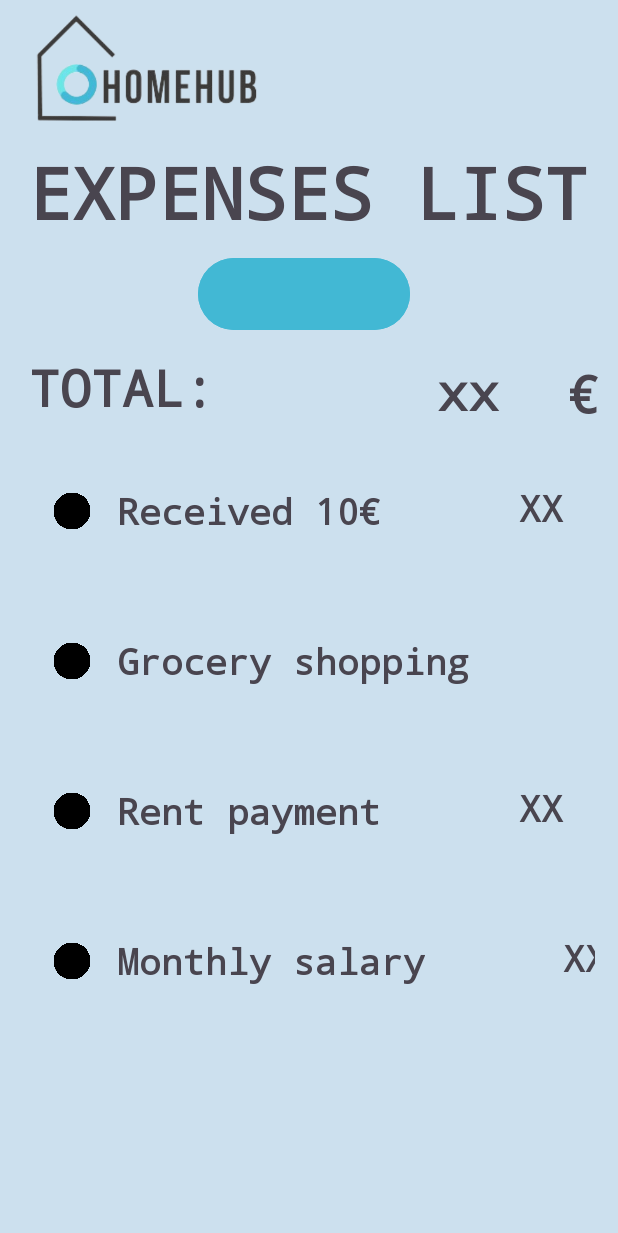
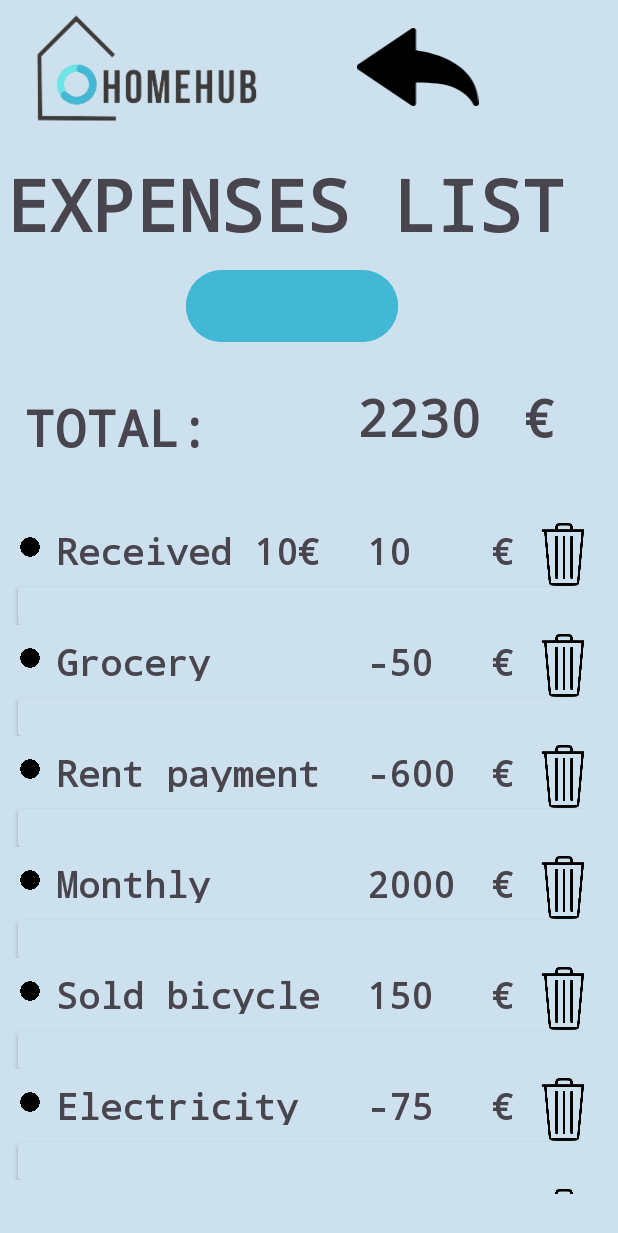
Before and after one commit to SokuSan/HomeHub, an Android app: the ExpensesListActivity screen opened directly, with no data from a screen before it, on a phone screen of 412 x 824 dp. Shown: the top 1233 px of the screen. Run offline under Robolectric (Android 15) with nearby library versions, the light colour scheme and no system bars.

Commit message:
Casi terminada la parte de expenses, falta la papelera

```diff
--- a/app/src/main/java/com/example/homehub/AddExpensesActivity.java
+++ b/app/src/main/java/com/example/homehub/AddExpensesActivity.java
@@ -14,6 +14,7 @@ import androidx.annotation.NonNull;
 import androidx.annotation.Nullable;
 import androidx.annotation.RequiresApi;
 import androidx.appcompat.app.AppCompatDialogFragment;
+import androidx.fragment.app.FragmentManager;
 
 import java.io.Serializable;
 
@@ -42,15 +43,17 @@ public class AddExpensesActivity extends AppCompatDialogFragment implements Seri
 
                     Expenses expenses = new Expenses(name, quantity);
                     util = new Util();
-                    expensesList = util.initializeExpenses();
-                    expensesList.addExpenses(expenses);
+                    expensesList = util.initializeExpenses(getContext());
+                    expensesList.addExpenses(expenses, getContext());
 
                     addExpensesDialogInterface.AddExpensesActivity(expenses);
                 })
                 .setNegativeButton("Cancel", (dialogInterface, i) -> {
+                    dismiss();
                 });
         return builder.create();
     }
+
 
     @Override
     public void onAttach(@NonNull Context context) {
--- a/app/src/main/java/com/example/homehub/ExpensesList.java
+++ b/app/src/main/java/com/example/homehub/ExpensesList.java
@@ -1,27 +1,22 @@
 package com.example.homehub;
 
-import android.os.Build;
+import android.content.Context;
 
-import androidx.annotation.RequiresApi;
-
-import java.io.FileInputStream;
-import java.io.FileNotFoundException;
+import java.io.BufferedReader;
+import java.io.BufferedWriter;
 import java.io.FileOutputStream;
 import java.io.IOException;
-import java.io.ObjectInputStream;
-import java.io.ObjectOutputStream;
-import java.io.Serializable;
+import java.io.InputStreamReader;
+import java.io.OutputStreamWriter;
 import java.util.ArrayList;
 import java.util.List;
 
-public class ExpensesList implements Serializable {
+    public class ExpensesList {
         private List<Expenses> expensesList = new ArrayList<>();
-    private final String filePath = "path/to/your/file/dishes.dat"; // Reemplaza con la ruta real del archivo
+        private final String filename = "expenses.txt";
 
-    public ExpensesList() {
-        if (Build.VERSION.SDK_INT >= Build.VERSION_CODES.O) {
-            loadFromFile();
-        }
+        public ExpensesList(Context context) {
+            loadFromFile(context);
         }
 
         public List<Expenses> getExpensesList() {
@@ -32,67 +27,80 @@ public class ExpensesList implements Serializable {
             this.expensesList = expensesList;
         }
 
-    public void addExpenses(Expenses expenses) {
+        public void addExpenses(Expenses expenses, Context context) {
             expensesList.add(expenses);
+            saveToFile(context); // Guardar en archivo cada vez que se agrega un gasto
         }
 
-    @RequiresApi(api = Build.VERSION_CODES.O)
-    private void loadFromFile() {
-        try (ObjectInputStream ois = new ObjectInputStream(new FileInputStream(filePath))) {
-            expensesList = (List<Expenses>) ois.readObject();
-        } catch (FileNotFoundException e) {
-            generateDefaultList();
-            saveToFile();
-        } catch (IOException | ClassNotFoundException e) {
+        private void loadFromFile(Context context) {
+            try {
+                BufferedReader bufferedReader = new BufferedReader(new InputStreamReader(context.openFileInput(filename)));
+                String line;
+                while ((line = bufferedReader.readLine()) != null) {
+                    // Parsear cada línea como un gasto y agregarlo a la lista
+                    String[] parts = line.split(",");
+                    if (parts.length == 2) {
+                        String name = parts[0];
+                        int quantity = Integer.parseInt(parts[1]);
+                        expensesList.add(new Expenses(name, quantity));
+                    }
+                }
+                bufferedReader.close();
+            } catch (IOException e) {
                 e.printStackTrace();
-            generateDefaultList();
+            }
+
+            // Si la lista está vacía después de cargar desde el archivo, generar una nueva lista
+            if (expensesList.isEmpty()) {
+                generateList(context);
             }
         }
 
-    @RequiresApi(api = Build.VERSION_CODES.O)
-    private void generateDefaultList() {
-        expensesList.add(new Expenses("Received 10€", 10));
-        expensesList.add(new Expenses("Grocery shopping", -50));
-        expensesList.add(new Expenses("Rent payment", -600));
-        expensesList.add(new Expenses("Monthly salary", 2000));
-        expensesList.add(new Expenses("Sold bicycle", 150));
-        expensesList.add(new Expenses("Electricity bill", -75));
-        expensesList.add(new Expenses("Birthday gift", 50));
-        expensesList.add(new Expenses("Dinner at restaurant", -30));
-        expensesList.add(new Expenses("Tax refund", 300));
-        expensesList.add(new Expenses("Clothing purchase", -100));
-        expensesList.add(new Expenses("Bank interest", 15));
-        expensesList.add(new Expenses("Movie tickets", -20));
-        expensesList.add(new Expenses("Sold used books", 25));
-        expensesList.add(new Expenses("Water bill", -40));
-        expensesList.add(new Expenses("Product return", 60));
-        expensesList.add(new Expenses("School supplies", -25));
-        expensesList.add(new Expenses("Property rental income", 500));
-        expensesList.add(new Expenses("Medicine purchase", -15));
-        expensesList.add(new Expenses("Anniversary gift", 100));
-        expensesList.add(new Expenses("Gym membership", -45));
-        expensesList.add(new Expenses("Performance bonus", 200));
-        expensesList.add(new Expenses("Gasoline purchase", -60));
-        expensesList.add(new Expenses("Car insurance payment", -200));
-        expensesList.add(new Expenses("Sold old furniture", 80));
-        expensesList.add(new Expenses("Electronics purchase", -150));
+        private void saveToFile(Context context) {
+            try {
+                FileOutputStream fos = context.openFileOutput(filename, Context.MODE_PRIVATE);
+                BufferedWriter bufferedWriter = new BufferedWriter(new OutputStreamWriter(fos));
+                for (Expenses expenses : expensesList) {
+                    bufferedWriter.write(expenses.getName() + "," + expenses.getQuantity() + "\n");
                 }
-
-
-    @RequiresApi(api = Build.VERSION_CODES.O)
-    public void saveToFile() {
-        try (ObjectOutputStream oos = new ObjectOutputStream(new FileOutputStream(filePath))) {
-            oos.writeObject(expensesList);
+                bufferedWriter.close();
             } catch (IOException e) {
                 e.printStackTrace();
             }
         }
-    public int calculateTotalQuantity() {
+
+        private void generateList(Context context) {
+            addExpenses(new Expenses("Received 10€", 10), context);
+            addExpenses(new Expenses("Grocery shopping", -50), context);
+            addExpenses(new Expenses("Rent payment", -600), context);
+            addExpenses(new Expenses("Monthly salary", 2000), context);
+            addExpenses(new Expenses("Sold bicycle", 150), context);
+            addExpenses(new Expenses("Electricity bill", -75), context);
+            addExpenses(new Expenses("Birthday gift", 50), context);
+            addExpenses(new Expenses("Dinner at restaurant", -30), context);
+            addExpenses(new Expenses("Tax refund", 300), context);
+            addExpenses(new Expenses("Clothing purchase", -100), context);
+            addExpenses(new Expenses("Bank interest", 15), context);
+            addExpenses(new Expenses("Movie tickets", -20), context);
+            addExpenses(new Expenses("Sold used books", 25), context);
+            addExpenses(new Expenses("Water bill", -40), context);
+            addExpenses(new Expenses("Product return", 60), context);
+            addExpenses(new Expenses("School supplies", -25), context);
+            addExpenses(new Expenses("Property rental income", 500), context);
+            addExpenses(new Expenses("Medicine purchase", -15), context);
+            addExpenses(new Expenses("Anniversary gift", 100), context);
+            addExpenses(new Expenses("Gym membership", -45), context);
+            addExpenses(new Expenses("Performance bonus", 200), context);
+            addExpenses(new Expenses("Gasoline purchase", -60), context);
+            addExpenses(new Expenses("Car insurance payment", -200), context);
+            addExpenses(new Expenses("Sold old furniture", 80), context);
+        }
+
+        public String calculateTotalQuantity() {
             int total = 0;
             for (Expenses expenses : expensesList) {
                 total += expenses.getQuantity();
             }
-        return total;
+            return String.valueOf(total);
         }
-
     }
--- a/app/src/main/java/com/example/homehub/ExpensesListActivity.java
+++ b/app/src/main/java/com/example/homehub/ExpensesListActivity.java
@@ -5,6 +5,7 @@ import android.os.Build;
 import android.os.Bundle;
 import android.view.View;
 import android.widget.Button;
+import android.widget.ImageView;
 import android.widget.TextView;
 
 import androidx.annotation.RequiresApi;
@@ -14,8 +15,9 @@ import androidx.recyclerview.widget.RecyclerView;
 
 import com.google.android.material.floatingactionbutton.FloatingActionButton;
 
-public class ExpensesListActivity extends AppCompatActivity {
+public class ExpensesListActivity extends AppCompatActivity implements AddExpensesDialogInterface{
     private Button add;
+    private ImageView back;
     private Util util;
     private TextView total;
     private ExpensesList expensesList;
@@ -28,9 +30,10 @@ public class ExpensesListActivity extends AppCompatActivity {
 
         Intent intent = getIntent();
         util = new Util();
+        back = findViewById(R.id.expensesBackbtn);
         add = findViewById(R.id.expensesButtonAdd);
         total = findViewById(R.id.expensesTvQuantity);
-        expensesList = util.initializeExpenses();
+        expensesList = util.initializeExpenses(getApplicationContext());
 
         assignment();
         total.setText(expensesList.calculateTotalQuantity());
@@ -38,6 +41,12 @@ public class ExpensesListActivity extends AppCompatActivity {
             public void onClick(View v) {
                 AddExpensesActivity addExpensesActivity = new AddExpensesActivity();
                 addExpensesActivity.show(getSupportFragmentManager(), "");
+            }
+        });
+        back.setOnClickListener(new View.OnClickListener() {
+            public void onClick(View v) {
+               Intent intentBack = new Intent(ExpensesListActivity.this, StartActivity.class);
+               startActivity(intentBack);
             }
         });
     }
@@ -49,4 +58,11 @@ public class ExpensesListActivity extends AppCompatActivity {
         recyclerView.setAdapter(expensesRecyclerViewAdapter);
         recyclerView.setLayoutManager(new LinearLayoutManager(this));
     }
+
+    @Override
+    public void AddExpensesActivity(Expenses expenses) {
+        expensesList.addExpenses(expenses, getApplicationContext());
+        expensesRecyclerViewAdapter.notifyItemInserted(expensesList.getExpensesList().size() - 1);
+        total.setText(expensesList.calculateTotalQuantity());
+    }
 }
--- a/app/src/main/java/com/example/homehub/ExpensesRecyclerViewAdapter.java
+++ b/app/src/main/java/com/example/homehub/ExpensesRecyclerViewAdapter.java
@@ -40,8 +40,9 @@ public class ExpensesRecyclerViewAdapter extends RecyclerView.Adapter<ExpensesRe
     public void onBindViewHolder(@NonNull ExpensesRecyclerViewAdapter.MyHolder holder, int position) {
         Expenses expenses = expensesList.get(position);
         holder.name.setText(expenses.getName());
-        holder.quantity.setText((int) expenses.getQuantity());
 
+        // Convert the quantity to a string before setting it to the TextView
+        holder.quantity.setText(String.valueOf(expenses.getQuantity()));
 
         holder.bin.setOnClickListener(new View.OnClickListener() {
             @Override
--- a/app/src/main/java/com/example/homehub/LoginActivity.java
+++ b/app/src/main/java/com/example/homehub/LoginActivity.java
@@ -27,12 +27,14 @@ public class LoginActivity extends AppCompatActivity {
     private TextView recover;
     private EditText emailEditText;
     private EditText passwordEditText;
+
     @Override
     protected void onCreate(Bundle savedInstanceState) {
         super.onCreate(savedInstanceState);
         setContentView(R.layout.activity_login);
 
         mAuth = FirebaseAuth.getInstance();
+
         login = findViewById(R.id.optionsBtnLogOut);
         register = findViewById(R.id.loginEtNotAMember);
         recover = findViewById(R.id.loginEtForgotPwd);
@@ -40,7 +42,7 @@ public class LoginActivity extends AppCompatActivity {
         passwordEditText = findViewById(R.id.registerEtPassword);
         Intent intent = new Intent(LoginActivity.this, StartActivity.class);
         FirebaseUser currentUser = mAuth.getCurrentUser();
-        if(currentUser != null){
+        if (currentUser != null) {
             currentUser.reload();
         }
 
@@ -75,7 +77,7 @@ public class LoginActivity extends AppCompatActivity {
 
     private boolean validateInput(String email, String password) {
         if (email.isEmpty() || !android.util.Patterns.EMAIL_ADDRESS.matcher(email).matches()) {
-            Toast.makeText(LoginActivity.this, "invalid email", Toast.LENGTH_SHORT).show();
+            Toast.makeText(LoginActivity.this, "Invalid email", Toast.LENGTH_SHORT).show();
             return false;
         }
 
@@ -95,7 +97,6 @@ public class LoginActivity extends AppCompatActivity {
                         if (task.isSuccessful()) {
                             FirebaseUser user = mAuth.getCurrentUser();
                             updateUI(user);
-
                         } else {
                             handleLoginError(task.getException());
                             updateUI(null);
--- a/app/src/main/java/com/example/homehub/Util.java
+++ b/app/src/main/java/com/example/homehub/Util.java
@@ -1,5 +1,6 @@
 package com.example.homehub;
 
+import android.content.Context;
 import android.os.Build;
 
 import androidx.annotation.RequiresApi;
@@ -15,11 +16,11 @@ public class Util {
     }
 
     @RequiresApi(api = Build.VERSION_CODES.O)
-    public ExpensesList initializeExpenses() {
+    public ExpensesList initializeExpenses(Context context) {
         if (Build.VERSION.SDK_INT >= Build.VERSION_CODES.O) {
-            return new ExpensesList();
+            return new ExpensesList(context);
         }
-        return new ExpensesList();
+        return new ExpensesList(context);
     }
 
     @RequiresApi(api = Build.VERSION_CODES.O)
--- a/app/src/main/res/layout/activity_expenses_list.xml
+++ b/app/src/main/res/layout/activity_expenses_list.xml
@@ -10,7 +10,7 @@
         android:id="@+id/expensesButtonAdd"
         android:layout_width="141dp"
         android:layout_height="56dp"
-        android:layout_marginStart="132dp"
+        android:layout_marginStart="124dp"
         android:layout_marginTop="8dp"
         android:backgroundTint="#42B8D4"
         android:contentDescription="@string/add"
@@ -37,8 +37,8 @@
         android:id="@+id/expensesTvTitle"
         android:layout_width="wrap_content"
         android:layout_height="wrap_content"
-        android:layout_marginStart="19dp"
-        android:layout_marginTop="7dp"
+        android:layout_marginStart="4dp"
+        android:layout_marginTop="15dp"
         android:fontFamily="monospace"
         android:text="@string/EXPENSES_LIST"
         android:textSize="48sp"
@@ -50,8 +50,8 @@
         android:id="@+id/expensesTvTotal"
         android:layout_width="wrap_content"
         android:layout_height="wrap_content"
-        android:layout_marginStart="19dp"
-        android:layout_marginTop="11dp"
+        android:layout_marginStart="16dp"
+        android:layout_marginTop="30dp"
         android:fontFamily="monospace"
         android:text="@string/TOTAL"
         android:textSize="34sp"
@@ -61,10 +61,10 @@
 
     <TextView
         android:id="@+id/expensesTvQuantity"
-        android:layout_width="110dp"
-        android:layout_height="44dp"
-        android:layout_marginStart="114dp"
-        android:layout_marginTop="14dp"
+        android:layout_width="124dp"
+        android:layout_height="53dp"
+        android:layout_marginStart="77dp"
+        android:layout_marginTop="23dp"
         android:fontFamily="monospace"
         android:text="@string/xx"
         android:textAlignment="center"
@@ -78,8 +78,8 @@
         android:id="@+id/expensesTvMoney"
         android:layout_width="wrap_content"
         android:layout_height="wrap_content"
-        android:layout_marginStart="11dp"
-        android:layout_marginTop="79dp"
+        android:layout_marginStart="8dp"
+        android:layout_marginTop="87dp"
         android:fontFamily="monospace"
         android:text="@string/money"
         android:textSize="34sp"
@@ -89,10 +89,20 @@
 
     <androidx.recyclerview.widget.RecyclerView
         android:id="@+id/expensesRecyclerView"
-        android:layout_width="377dp"
-        android:layout_height="424dp"
-        android:layout_marginStart="19dp"
-        android:layout_marginTop="5dp"
+        android:layout_width="385dp"
+        android:layout_height="453dp"
+        android:layout_marginStart="4dp"
+        android:layout_marginTop="35dp"
         app:layout_constraintStart_toStartOf="parent"
-        app:layout_constraintTop_toBottomOf="@+id/expensesTvMoney" />
+        app:layout_constraintTop_toBottomOf="@+id/expensesTvTotal" />
+
+    <ImageView
+        android:id="@+id/expensesBackbtn"
+        android:layout_width="139dp"
+        android:layout_height="81dp"
+        android:layout_marginStart="17dp"
+        android:layout_marginTop="4dp"
+        app:layout_constraintStart_toEndOf="@+id/expensesImgLogo"
+        app:layout_constraintTop_toTopOf="parent"
+        app:srcCompat="@drawable/goback" />
 </androidx.constraintlayout.widget.ConstraintLayout>
--- a/app/src/main/res/layout/floatinglayout_expenses.xml
+++ b/app/src/main/res/layout/floatinglayout_expenses.xml
@@ -37,10 +37,10 @@
                 android:layout_width="367dp"
                 android:layout_height="46dp"
                 android:layout_marginStart="16dp"
-                android:layout_marginTop="27dp"
+                android:layout_marginTop="26dp"
                 android:ems="10"
                 android:hint="Type here your income/outcome"
-                android:inputType="numberDecimal"
+                android:inputType="text"
                 app:layout_constraintStart_toStartOf="parent"
                 app:layout_constraintTop_toBottomOf="@+id/etNameExpenses" />
 
--- a/app/src/main/res/layout/recyclerview_expenses.xml
+++ b/app/src/main/res/layout/recyclerview_expenses.xml
@@ -3,38 +3,38 @@
     xmlns:app="http://schemas.android.com/apk/res-auto"
     xmlns:tools="http://schemas.android.com/tools"
     android:layout_width="match_parent"
-    android:layout_height="100dp"
+    android:layout_height="wrap_content"
     android:background="#CCE0EE">
 
     <androidx.cardview.widget.CardView
         android:id="@+id/recyclerVEx"
-        android:layout_width="wrap_content"
-        android:layout_height="wrap_content"
-        android:layout_marginStart="1dp"
-        android:layout_marginTop="146dp"
+        android:layout_width="409dp"
+        android:layout_height="25dp"
+        android:layout_margin="8dp"
+        android:layout_marginStart="403dp"
         app:cardBackgroundColor="#CCE0EE"
         app:layout_constraintStart_toStartOf="parent"
-        app:layout_constraintTop_toTopOf="parent"
+        app:layout_constraintTop_toBottomOf="@+id/recyclerVExTvMoney"
         tools:ignore="VisualLintBounds" />
 
     <ImageView
         android:id="@+id/recyclerVExImgCircle"
-        android:layout_width="25dp"
-        android:layout_height="25dp"
-        android:layout_marginStart="16dp"
-        android:layout_marginTop="38dp"
+        android:layout_width="16dp"
+        android:layout_height="13dp"
+        android:layout_marginStart="8dp"
+        android:layout_marginTop="15dp"
+        android:contentDescription="Circle Image"
         app:layout_constraintStart_toStartOf="parent"
         app:layout_constraintTop_toTopOf="parent"
         app:srcCompat="@drawable/blackciercle"
-        android:contentDescription="TODO"
         tools:ignore="ContentDescription,HardcodedText" />
 
     <TextView
         android:id="@+id/recyclerVExTvName"
-        android:layout_width="wrap_content"
-        android:layout_height="wrap_content"
-        android:layout_marginStart="17dp"
-        android:layout_marginTop="34dp"
+        android:layout_width="187dp"
+        android:layout_height="29dp"
+        android:layout_marginStart="9dp"
+        android:layout_marginTop="8dp"
         android:fontFamily="monospace"
         android:text="@string/name"
         android:textSize="24sp"
@@ -42,23 +42,12 @@
         app:layout_constraintStart_toEndOf="@+id/recyclerVExImgCircle"
         app:layout_constraintTop_toTopOf="parent" />
 
-    <ImageView
-        android:id="@+id/recyclerVExImgBin"
-        android:layout_width="66dp"
-        android:layout_height="56dp"
-        android:layout_marginStart="197dp"
-        android:layout_marginTop="22dp"
-        app:layout_constraintStart_toEndOf="@+id/recyclerVExTvName"
-        app:layout_constraintTop_toTopOf="parent"
-        app:srcCompat="@drawable/_72_1720992_trash_vector_png_clipart_rubbish_bins_waste_paper_removebg_preview"
-        android:contentDescription="@string/todo" />
-
     <TextView
         android:id="@+id/recyclerVExTvMoneyQuantity"
-        android:layout_width="59dp"
-        android:layout_height="32dp"
-        android:layout_marginStart="92dp"
-        android:layout_marginTop="32dp"
+        android:layout_width="79dp"
+        android:layout_height="28dp"
+        android:layout_marginStart="20dp"
+        android:layout_marginTop="8dp"
         android:fontFamily="monospace"
         android:text="XX"
         android:textSize="24sp"
@@ -70,8 +59,8 @@
         android:id="@+id/recyclerVExTvMoney"
         android:layout_width="wrap_content"
         android:layout_height="wrap_content"
-        android:layout_marginStart="11dp"
-        android:layout_marginTop="34dp"
+        android:layout_marginStart="4dp"
+        android:layout_marginTop="8dp"
         android:fontFamily="monospace"
         android:text="€"
         android:textSize="24sp"
@@ -79,4 +68,15 @@
         app:layout_constraintStart_toEndOf="@+id/recyclerVExTvMoneyQuantity"
         app:layout_constraintTop_toTopOf="parent" />
 
+    <ImageView
+        android:id="@+id/recyclerVExImgBin"
+        android:layout_width="48dp"
+        android:layout_height="48dp"
+        android:layout_marginStart="9dp"
+        android:layout_marginTop="4dp"
+        android:contentDescription="Bin Image"
+        app:layout_constraintStart_toEndOf="@+id/recyclerVExTvMoney"
+        app:layout_constraintTop_toTopOf="parent"
+        app:srcCompat="@drawable/_72_1720992_trash_vector_png_clipart_rubbish_bins_waste_paper_removebg_preview" />
+
 </androidx.constraintlayout.widget.ConstraintLayout>
```
Also changed, not shown: app/src/main/AndroidManifest.xml (+5 -4 lines). Lines whose indentation alone changed are shown as unchanged.
